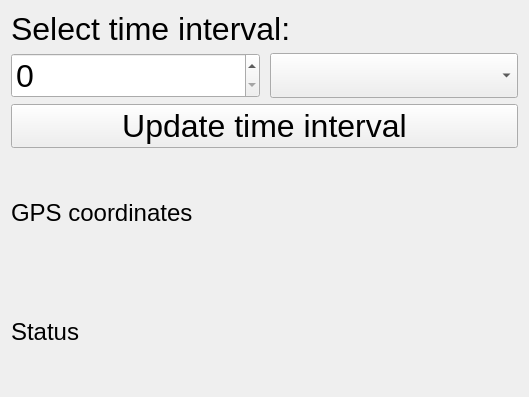
Old version of the form GPSSample/mainwindow.ui in the repository sveta-soltysyak/QtSamples.
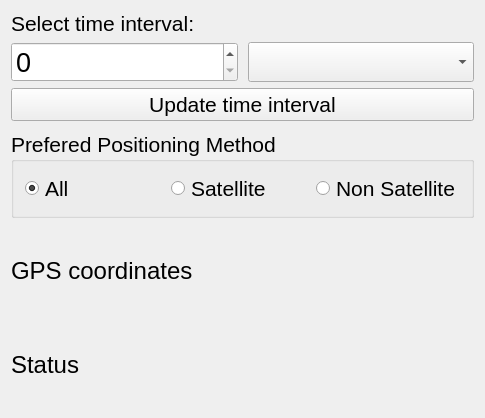
New version of the form.

Commit message: Handle error and timeout signals, added positioning methods options

What changed in the file:
```diff
--- a/GPSSample/mainwindow.ui
+++ b/GPSSample/mainwindow.ui
@@ -6,10 +6,15 @@
    <rect>
     <x>0</x>
     <y>0</y>
-    <width>529</width>
-    <height>397</height>
+    <width>485</width>
+    <height>418</height>
    </rect>
   </property>
+  <property name="font">
+   <font>
+    <pointsize>16</pointsize>
+   </font>
+  </property>
   <property name="windowTitle">
    <string>MainWindow</string>
   </property>
@@ -24,7 +29,7 @@
        <widget class="QLabel" name="label_3">
         <property name="font">
          <font>
-          <pointsize>24</pointsize>
+          <pointsize>16</pointsize>
          </font>
         </property>
         <property name="text">
@@ -47,7 +52,7 @@
           </property>
           <property name="font">
            <font>
-            <pointsize>24</pointsize>
+            <pointsize>20</pointsize>
            </font>
           </property>
          </widget>
@@ -62,7 +67,7 @@
           </property>
           <property name="font">
            <font>
-            <pointsize>24</pointsize>
+            <pointsize>20</pointsize>
             <kerning>true</kerning>
            </font>
           </property>
@@ -80,7 +85,7 @@
         </property>
         <property name="font">
          <font>
-          <pointsize>24</pointsize>
+          <pointsize>16</pointsize>
          </font>
         </property>
         <property name="text">
@@ -90,6 +95,62 @@
       </item>
      </layout>
     </item>
+    <item>
+     <widget class="QGroupBox" name="groupBox">
+      <property name="font">
+       <font>
+        <pointsize>16</pointsize>
+       </font>
+      </property>
+      <property name="title">
+       <string>Prefered Positioning Method</string>
+      </property>
+      <layout class="QHBoxLayout" name="horizontalLayout_2">
+       <item>
+        <widget class="QRadioButton" name="allRadioButton">
+         <property name="sizePolicy">
+          <sizepolicy hsizetype="Preferred" vsizetype="Maximum">
+           <horstretch>0</horstretch>
+           <verstretch>0</verstretch>
+          </sizepolicy>
+         </property>
+         <property name="text">
+          <string>All</string>
+         </property>
+         <property name="checked">
+          <bool>true</bool>
+         </property>
+        </widget>
+       </item>
+       <item>
+        <widget class="QRadioButton" name="satelliteRadioButton">
+         <property name="sizePolicy">
+          <sizepolicy hsizetype="Preferred" vsizetype="Maximum">
+           <horstretch>0</horstretch>
+           <verstretch>0</verstretch>
+          </sizepolicy>
+         </property>
+         <property name="text">
+          <string>Satellite</string>
+         </property>
+        </widget>
+       </item>
+       <item>
+        <widget class="QRadioButton" name="nonSatelliteradioButton">
+         <property name="sizePolicy">
+          <sizepolicy hsizetype="Preferred" vsizetype="Preferred">
+           <horstretch>0</horstretch>
+           <verstretch>0</verstretch>
+          </sizepolicy>
+         </property>
+         <property name="text">
+          <string>Non Satellite</string>
+         </property>
+        </widget>
+       </item>
+      </layout>
+     </widget>
+    </item>
     <item>
      <widget class="QLabel" name="label">
       <property name="font">
```
The commit also changes 4 other files.
